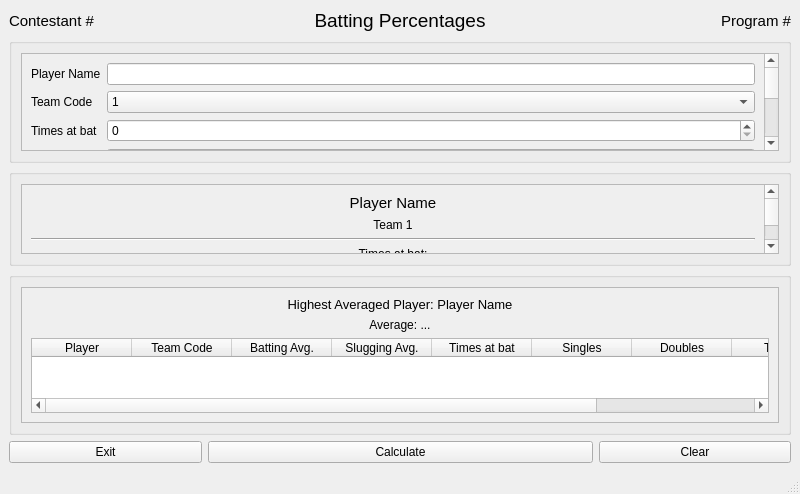
First picture: the form in 2012-state-md/pyqt5-w-designer/program_1/program_1.ui, repository lgactna/skillsusa-practice, before the edit.
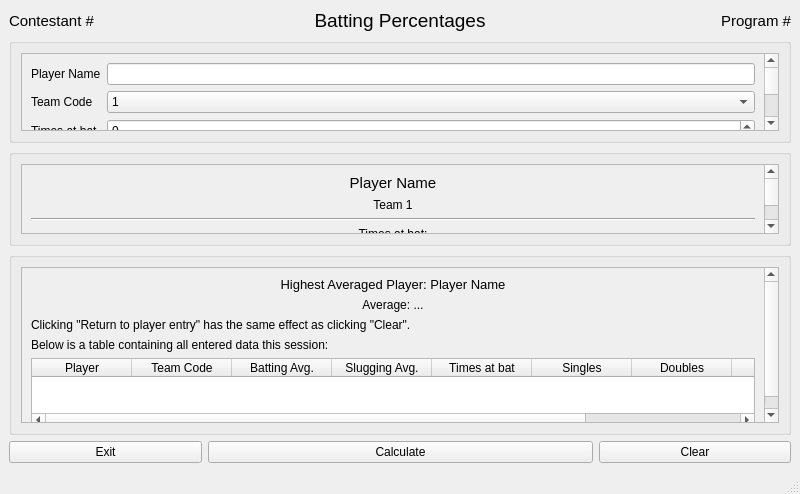
Second picture: the form after the edit.

Commit message: function defs, ui clarity changes

The edit to the form file:
```diff
--- a/2012-state-md/pyqt5-w-designer/program_1/program_1.ui
+++ b/2012-state-md/pyqt5-w-designer/program_1/program_1.ui
@@ -200,9 +200,9 @@
           <property name="geometry">
            <rect>
             <x>0</x>
-            <y>-44</y>
+            <y>0</y>
             <width>731</width>
-            <height>183</height>
+            <height>216</height>
            </rect>
           </property>
           <layout class="QFormLayout" name="formLayout_2">
@@ -378,7 +378,7 @@
             <x>0</x>
             <y>0</y>
             <width>731</width>
-            <height>162</height>
+            <height>208</height>
            </rect>
           </property>
           <layout class="QVBoxLayout" name="verticalLayout_4">
@@ -412,6 +412,20 @@
              </property>
             </widget>
            </item>
+           <item>
+            <widget class="QLabel" name="label_12">
+             <property name="text">
+              <string>Clicking &quot;Return to player entry&quot; has the same effect as clicking &quot;Clear&quot;.</string>
+             </property>
+            </widget>
+           </item>
+           <item>
+            <widget class="QLabel" name="label_15">
+             <property name="text">
+              <string>Below is a table containing all entered data this session:</string>
+             </property>
+            </widget>
+           </item>
            <item>
             <widget class="QTableWidget" name="table_widget">
              <column>
```
Left out of the diff: 26 changed lines with no effect on the pictures. The commit also changes 2 other files.
